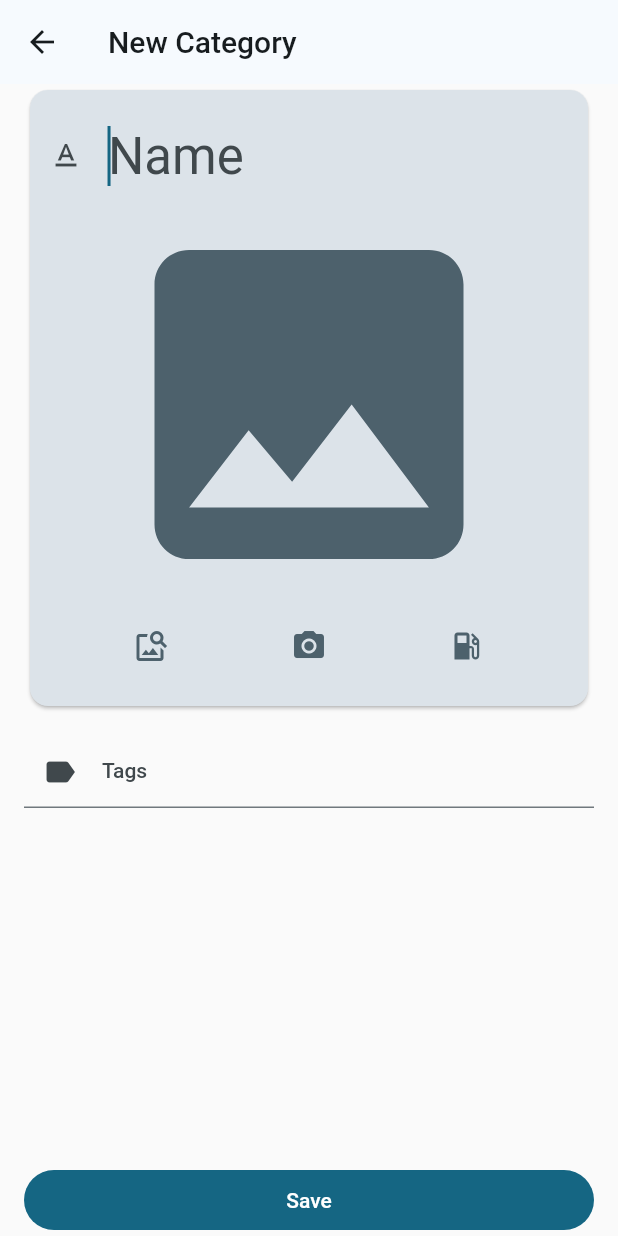
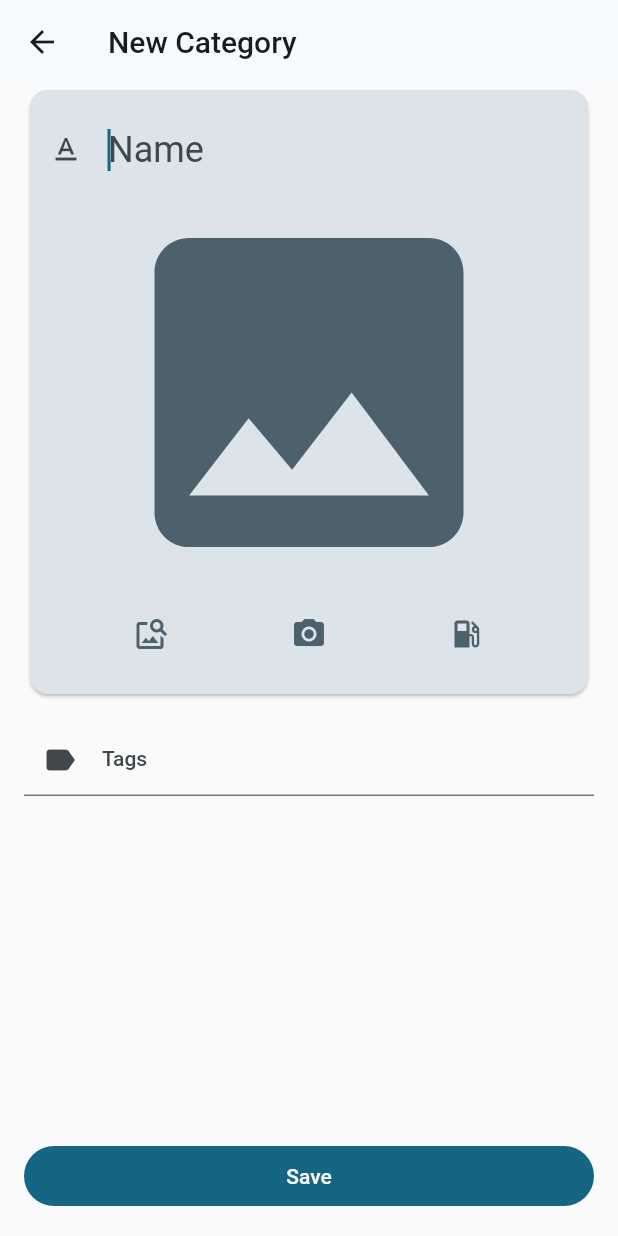
Before and after one commit to Uptime-Apps/Stere, a Flutter app: the screen it shows once a user with an empty profile is signed in, after a tap on an icon or button, on a phone screen of 412 x 824 dp. Run offline on Flutter 3.47's test engine with Material 2 defaults, Android fonts, the phone set to English and light mode, and no system bars; drawn by our look-alikes of dynamic_color; our stand-ins replace cloud_firestore, firebase_auth, firebase_core, firebase_storage, flutter_riverpod, freezed_annotation and 2 more; missing offline and left inert: firebase_ui_auth; accounts and stored records are empty.

Commit message:
fail checkpoint

```diff
--- a/lib/backend/services/category_service.dart
+++ b/lib/backend/services/category_service.dart
@@ -51,7 +51,6 @@ class FirebaseCategoryService implements CategoryService {
 
   @override
   Future<String?> createCategory(Category category, File? image) async {
-    try {
     if (image != null) {
       final uid = FirebaseAuth.instance.currentUser?.uid;
       final extension = image.path.split('.').last;
@@ -65,10 +64,6 @@ class FirebaseCategoryService implements CategoryService {
     }
     final newId = await _categoryRepository.createCategory(category);
     return newId;
-    } on Failure catch (e) {
-      log(e.message, name: logName);
-      return null;
-    }
   }
 
   @override
--- a/lib/core/components/others/image_picker.dart
+++ b/lib/core/components/others/image_picker.dart
@@ -29,6 +29,7 @@ class _StereImagePickerState extends State<StereImagePicker> {
 
   Future<void> _pickImage(ImageSource source) async {
     XFile? selected = await ImagePicker().pickImage(
+      requestFullMetadata: false,
       source: source,
       imageQuality: kImageQuality,
       maxHeight: kImageMaxHeight,
--- a/lib/core/components/others/inputs.dart
+++ b/lib/core/components/others/inputs.dart
@@ -28,6 +28,7 @@ class _TagInputFieldState extends State<TagInputField> {
         TextFormField(
           controller: widget.tagController,
           decoration: InputDecoration(
+            contentPadding: const EdgeInsets.symmetric(horizontal: kSpacing),
             errorText: widget.errorText,
             label: Text(S.of(context).lblTags),
             prefixIcon: const Icon(Icons.label),
--- a/lib/views/authentication.dart
+++ b/lib/views/authentication.dart
@@ -17,9 +17,6 @@ class AuthGate extends StatelessWidget {
       builder: (context, snapshot) {
         if (snapshot.hasError) {
           return ErrorScreen(errorMsg: snapshot.error.toString());
-        }
-        if (snapshot.hasData) {
-          return const HomeScreen();
         }
         return const LoginScreen();
       },
--- a/lib/views/categories/category_form.dart
+++ b/lib/views/categories/category_form.dart
@@ -6,6 +6,7 @@ import '../../core/components/others/filled_button.dart';
 import '../../core/components/others/image_picker.dart';
 import '../../core/components/others/inputs.dart';
 import '../../core/components/others/utilities.dart';
+import '../../core/constants/spacing_values.dart';
 import '../../l10n/generated/l10n.dart';
 import '../../utils/validators.dart';
 import 'category_form_controller.dart';
@@ -38,13 +39,16 @@ class CategoryForm extends ConsumerWidget {
           )
         ],
         header: TextFormField(
+          maxLines: 1,
+          textAlignVertical: TextAlignVertical.center,
           controller: prov.nameController,
           textCapitalization: TextCapitalization.words,
-          style: Theme.of(context).textTheme.headline4,
+          style: Theme.of(context).textTheme.headline5,
           autofocus: true,
           validator: requiredFieldValidation,
           decoration: InputDecoration(
             prefixIcon: const Icon(Icons.text_format),
+            contentPadding: const EdgeInsets.only(left: kSpacing),
             hintText: S.current.lblName,
             border: InputBorder.none,
           ),
@@ -70,7 +74,8 @@ class CategoryForm extends ConsumerWidget {
                 separatorBuilder: (_, __) => const DefaultSpacer(),
               ),
             ),
-            SizedBox(
+            Container(
+              margin: const EdgeInsets.only(bottom: kSpacing),
               width: double.infinity,
               child: FilledButton(
                 onPressed: () => notifier.submit(context),
--- a/lib/views/home/category_carousel/carousel.dart
+++ b/lib/views/home/category_carousel/carousel.dart
@@ -37,7 +37,14 @@ class CategoryCarousel extends ConsumerWidget {
                             Navigator.of(context).pushNamed(CategoryForm.route),
                       );
                     }
-                    return const Text('showing categories');
+                    return ListView(
+                      scrollDirection: Axis.horizontal,
+                      itemExtent: MediaQuery.of(context).size.width / 2.5,
+                      clipBehavior: Clip.none,
+                      children: snapshot.data!
+                          .map((e) => Card(child: Center(child: Text(e.name))))
+                          .toList(),
+                    );
                   },
                 );
               },
```
Also changed, not shown: lib/backend/repositories/category_repository.dart (+8 -2 lines), lib/l10n/intl_en.arb (+4 -4 lines), lib/routes/routes.dart (+67 -1 lines), lib/firebase_options.dart, lib/l10n/generated/intl/messages_en.dart, lib/l10n/generated/l10n.dart, 4 other files. Lines whose indentation alone changed are shown as unchanged.
